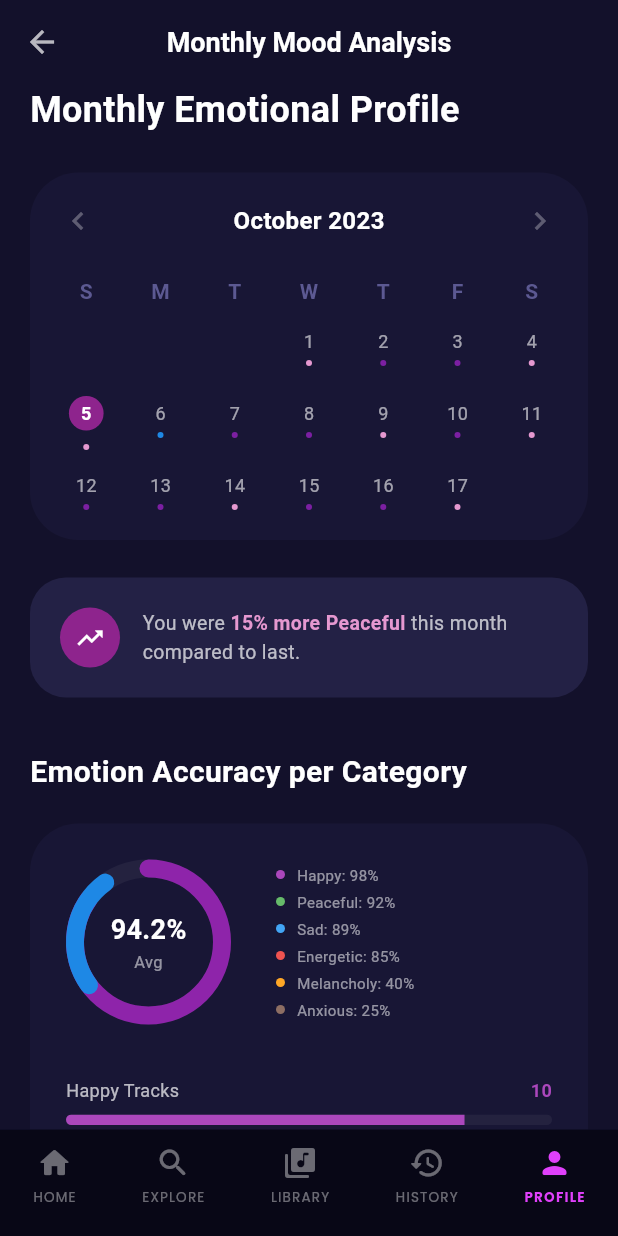
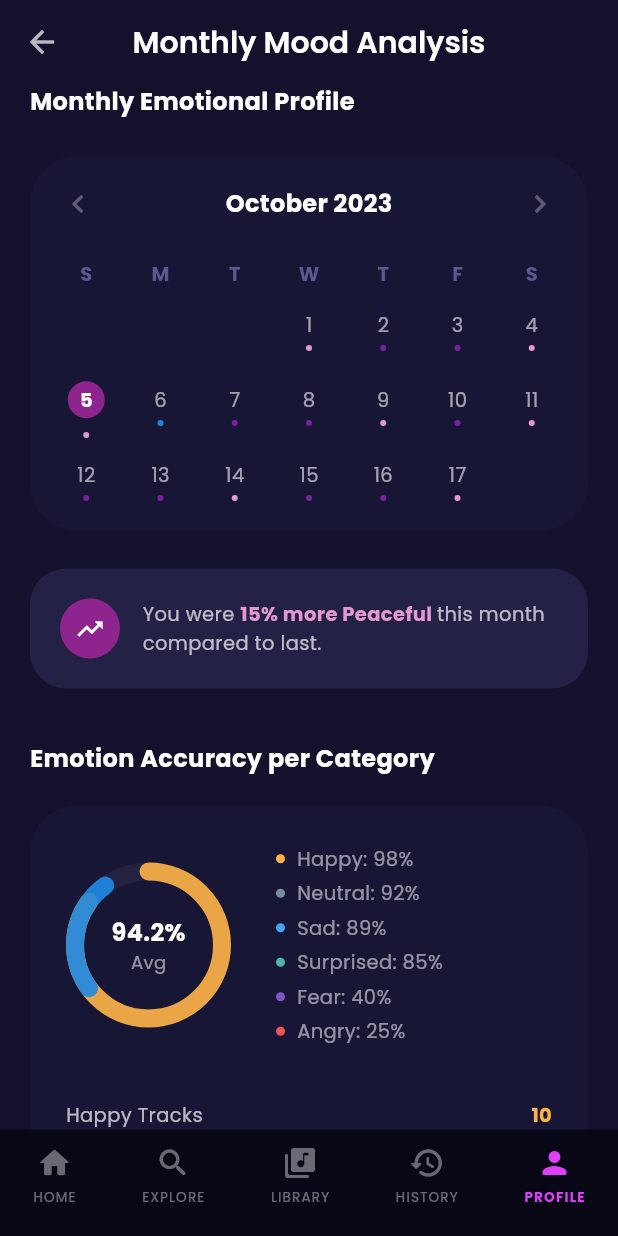
Before and after one commit to niruban-codes/Emora, a Flutter app: the MonthlyAnalysisScreen screen opened by its route, on a phone screen of 412 x 824 dp. Run offline on Flutter 3.47's test engine with Material 3 defaults, Android fonts, the phone set to English and light mode, and no system bars; our stand-ins replace cloud_firestore, firebase_auth, firebase_core, fl_chart, flutter_svg, go_router and 3 more; accounts and stored records are empty.

Commit message:
Update fonts, colors, and layout for monthly analysis screen

```diff
--- a/frontend/lib/screens/profile/monthly_analysis_screen.dart
+++ b/frontend/lib/screens/profile/monthly_analysis_screen.dart
@@ -1,6 +1,7 @@
 import 'package:flutter/material.dart';
 import 'package:go_router/go_router.dart'; //  added
 import 'dart:math' as math;
+import 'package:google_fonts/google_fonts.dart';
 
 class MonthlyAnalysisScreen extends StatefulWidget {
   const MonthlyAnalysisScreen({super.key});
@@ -15,8 +16,8 @@ class _MonthlyAnalysisScreenState extends State<MonthlyAnalysisScreen> {
   static const Color pinkAccent = Color(0xFFE598D0);
   static const Color purpleAccent = Color(0xFF8E248D);
 
-  static const Color happyColor = Color(0xFFAB47BC);
-  static const Color peacefulColor = Color(0xFF66BB6A);
+  static const Color happyColor = Color(0xFFFFB347);
+  static const Color neutralColor = Color(0xFF78909C);
   static const Color sadColor = Color(0xFF42A5F5);
   static const Color energeticColor = Color(0xFFEF5350);
 
@@ -31,11 +32,11 @@ class _MonthlyAnalysisScreenState extends State<MonthlyAnalysisScreen> {
           icon: const Icon(Icons.arrow_back, color: Colors.white70),
           onPressed: () => context.pop(), //  go_router pop
         ),
-        title: const Text(
+        title: Text(
           "Monthly Mood Analysis",
-          style: TextStyle(
+          style: GoogleFonts.poppins(
             color: Colors.white,
-            fontSize: 18,
+            fontSize: 20,
             fontWeight: FontWeight.w600,
           ),
         ),
@@ -46,11 +47,11 @@ class _MonthlyAnalysisScreenState extends State<MonthlyAnalysisScreen> {
         child: Column(
           crossAxisAlignment: CrossAxisAlignment.start,
           children: [
-            const Text(
+             Text(
               "Monthly Emotional Profile",
-              style: TextStyle(
+              style: GoogleFonts.poppins(
                 color: Colors.white,
-                fontSize: 24,
+                fontSize: 16,
                 fontWeight: FontWeight.bold,
               ),
             ),
@@ -59,11 +60,11 @@ class _MonthlyAnalysisScreenState extends State<MonthlyAnalysisScreen> {
             const SizedBox(height: 25),
             _buildComparisonCard(),
             const SizedBox(height: 35),
-            const Text(
+             Text(
               "Emotion Accuracy per Category",
-              style: TextStyle(
+              style:GoogleFonts.poppins(
                 color: Colors.white,
-                fontSize: 20,
+                fontSize: 16,
                 fontWeight: FontWeight.bold,
               ),
             ),
@@ -87,13 +88,13 @@ class _MonthlyAnalysisScreenState extends State<MonthlyAnalysisScreen> {
       ),
       child: Column(
         children: [
-          const Row(
+           Row(
             mainAxisAlignment: MainAxisAlignment.spaceBetween,
             children: [
               Icon(Icons.chevron_left, color: Colors.white30),
               Text(
                 "October 2023",
-                style: TextStyle(
+                style: GoogleFonts.poppins(
                   color: Colors.white,
                   fontSize: 16,
                   fontWeight: FontWeight.bold,
@@ -112,9 +113,10 @@ class _MonthlyAnalysisScreenState extends State<MonthlyAnalysisScreen> {
                     child: Center(
                       child: Text(
                         d,
-                        style: const TextStyle(
+                        style: GoogleFonts.poppins(
                           color: Color(0xFF5C5992),
                           fontWeight: FontWeight.bold,
+                          fontSize: 13,
                         ),
                       ),
                     ),
@@ -193,9 +195,9 @@ class _MonthlyAnalysisScreenState extends State<MonthlyAnalysisScreen> {
                   ),
                   child: Text(
                     days[i],
-                    style: const TextStyle(
+                    style: GoogleFonts.poppins(
                       color: Colors.white,
-                      fontSize: 12,
+                      fontSize: 13, //calendernumber
                       fontWeight: FontWeight.bold,
                     ),
                   ),
@@ -203,11 +205,11 @@ class _MonthlyAnalysisScreenState extends State<MonthlyAnalysisScreen> {
               else
                 Text(
                   days[i],
-                  style: TextStyle(
+                  style: GoogleFonts.poppins(
                     color: days[i].isEmpty
                         ? Colors.transparent
                         : Colors.white60,
-                    fontSize: 12,
+                    fontSize: 13, //calender number
                   ),
                 ),
               const SizedBox(height: 4),
@@ -248,7 +250,7 @@ class _MonthlyAnalysisScreenState extends State<MonthlyAnalysisScreen> {
           const SizedBox(height: 35),
           _trackRow("Happy Tracks", 0.82, "10", happyColor),
           const SizedBox(height: 20),
-          _trackRow("Peaceful Tracks", 0.45, "8", pinkAccent),
+          _trackRow("Sad Tracks", 0.45, "8", sadColor),
         ],
       ),
     );
@@ -262,21 +264,24 @@ class _MonthlyAnalysisScreenState extends State<MonthlyAnalysisScreen> {
         alignment: Alignment.center,
         children: [
           CustomPaint(size: const Size(110, 110), painter: DonutPainter()),
-          const Column(
+           Column(
             mainAxisAlignment: MainAxisAlignment.center,
             children: [
               Text(
                 "94.2%",
-                style: TextStyle(
+                style: GoogleFonts.poppins(
                   color: Colors.white,
-                  fontSize: 18,
+                  fontSize: 16,
                   fontWeight: FontWeight.bold,
                 ),
               ),
               Text(
                 "Avg",
-                style: TextStyle(color: Colors.white54, fontSize: 11),
-              ),
+                style: GoogleFonts.poppins(
+                  color: Colors.white54,
+                  fontSize: 12,
+                  ),
+                ),
             ],
           ),
         ],
@@ -292,13 +297,16 @@ class _MonthlyAnalysisScreenState extends State<MonthlyAnalysisScreen> {
           children: [
             Text(
               label,
-              style: const TextStyle(color: Colors.white70, fontSize: 12),
+              style: GoogleFonts.poppins(
+                color: Colors.white70,
+                fontSize: 13
+                ),
             ),
             Text(
               count,
-              style: TextStyle(
+              style: GoogleFonts.poppins(
                 color: color,
-                fontSize: 12,
+                fontSize: 13,
                 fontWeight: FontWeight.bold,
               ),
             ),
@@ -310,7 +318,7 @@ class _MonthlyAnalysisScreenState extends State<MonthlyAnalysisScreen> {
           child: LinearProgressIndicator(
             value: val,
             minHeight: 7,
-            color: color,
+            color: color.withOpacity(0.9),
             backgroundColor: Colors.white.withOpacity(0.05),
           ),
         ),
@@ -332,15 +340,15 @@ class _MonthlyAnalysisScreenState extends State<MonthlyAnalysisScreen> {
             child: Icon(Icons.trending_up, color: Colors.white, size: 20),
           ),
           const SizedBox(width: 15),
-          const Expanded(
+           Expanded(
             child: Text.rich(
               TextSpan(
-                style: TextStyle(color: Colors.white70, fontSize: 13),
+                style: GoogleFonts.poppins(color: Colors.white70, fontSize: 13),
                 children: [
                   TextSpan(text: "You were "),
                   TextSpan(
                     text: "15% more Peaceful ",
-                    style: TextStyle(
+                    style: GoogleFonts.poppins(
                       color: Color(0xFFE598D0),
                       fontWeight: FontWeight.bold,
                     ),
@@ -362,7 +370,7 @@ class _MonthlyAnalysisScreenState extends State<MonthlyAnalysisScreen> {
         color: cardBg.withOpacity(0.4),
         borderRadius: BorderRadius.circular(24),
       ),
-      child: const Row(
+      child:  Row(
         children: [
           Icon(Icons.verified, color: Color(0xFFE598D0), size: 26),
           SizedBox(width: 15),
@@ -371,19 +379,19 @@ class _MonthlyAnalysisScreenState extends State<MonthlyAnalysisScreen> {
             children: [
               Text(
                 "MOOD CONSISTENCY",
-                style: TextStyle(
+                style: GoogleFonts.poppins(
                   color: purpleAccent,
-                  fontSize: 10,
+                  fontSize: 13,
                   fontWeight: FontWeight.bold,
                 ),
               ),
               SizedBox(height: 2),
               Text(
                 "Oct 12th: 98% Accuracy",
-                style: TextStyle(
+                style: GoogleFonts.poppins(
                   color: Colors.white,
-                  fontSize: 15,
-                  fontWeight: FontWeight.bold,
+                  fontSize: 16,
+                  fontWeight: FontWeight.w500,
                 ),
               ),
             ],
@@ -408,10 +416,10 @@ class DonutPainter extends CustomPainter {
     p.color = Colors.white.withOpacity(0.05);
     canvas.drawArc(rect, 0, 2 * math.pi, false, p);
 
-    p.color = const Color(0xFF8E24AA);
+    p.color = const Color(0xFFFFB347).withOpacity(0.9);
     canvas.drawArc(rect, -math.pi / 2, 1.7 * math.pi, false, p);
 
-    p.color = const Color(0xFF1E88E5);
+    p.color = const Color(0xFF1E88E5).withOpacity(0.9);
     canvas.drawArc(rect, 0.8 * math.pi, 0.5 * math.pi, false, p);
   }
 
@@ -426,12 +434,12 @@ class _ChartLegend extends StatelessWidget {
     return const Column(
       crossAxisAlignment: CrossAxisAlignment.start,
       children: [
-        _LItem(Color(0xFFAB47BC), "Happy: 98%"),
-        _LItem(Color(0xFF66BB6A), "Peaceful: 92%"),
+        _LItem(Color(0xFFFFB347), "Happy: 98%"),
+        _LItem(Color(0xFF78909C), "Neutral: 92%"),
         _LItem(Color(0xFF42A5F5), "Sad: 89%"),
-        _LItem(Color(0xFFEF5350), "Energetic: 85%"),
-        _LItem(Color(0xFFFFA726), "Melancholy: 40%"),
-        _LItem(Color(0xFF8D6E63), "Anxious: 25%"),
+        _LItem(Color(0xFF4DB6AC), "Surprised: 85%"),
+        _LItem(Color(0xFF7E57C2), "Fear: 40%"),
+        _LItem(Color(0xFFEF5350), "Angry: 25%"),
       ],
     );
   }
@@ -449,7 +457,11 @@ class _LItem extends StatelessWidget {
         children: [
           CircleAvatar(radius: 3, backgroundColor: c),
           const SizedBox(width: 8),
-          Text(t, style: const TextStyle(color: Colors.white54, fontSize: 10)),
+          Text(
+            t,
+           style: GoogleFonts.poppins(
+            color: Colors.white54,
+            fontSize: 13)),
         ],
       ),
     );
```
